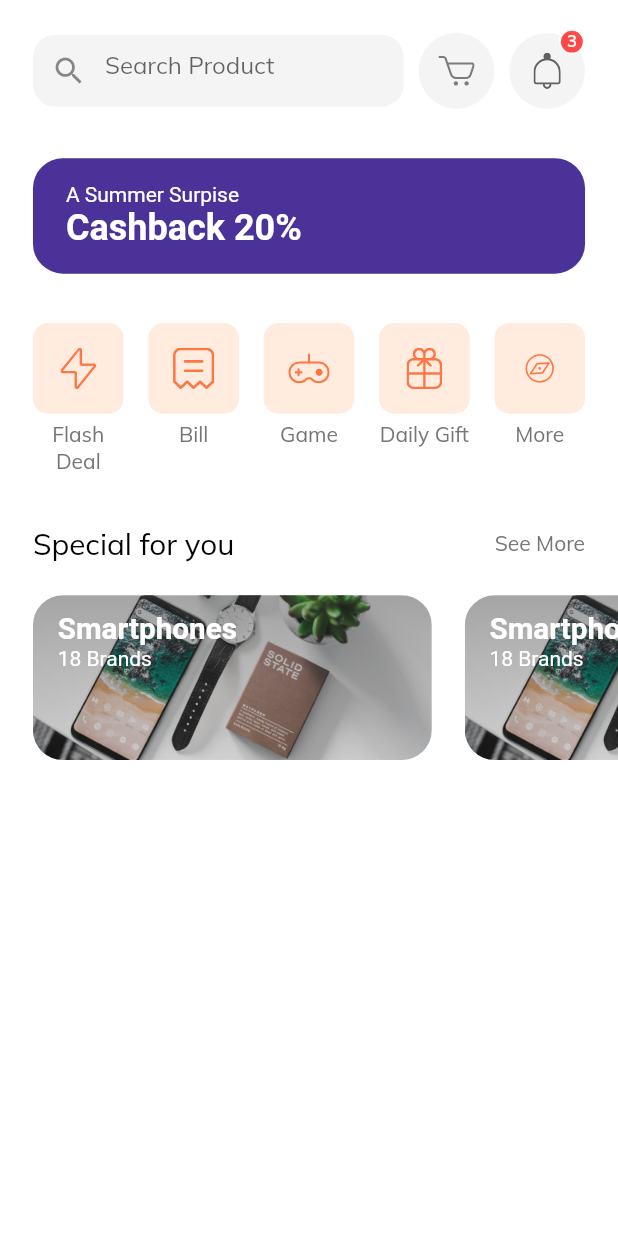
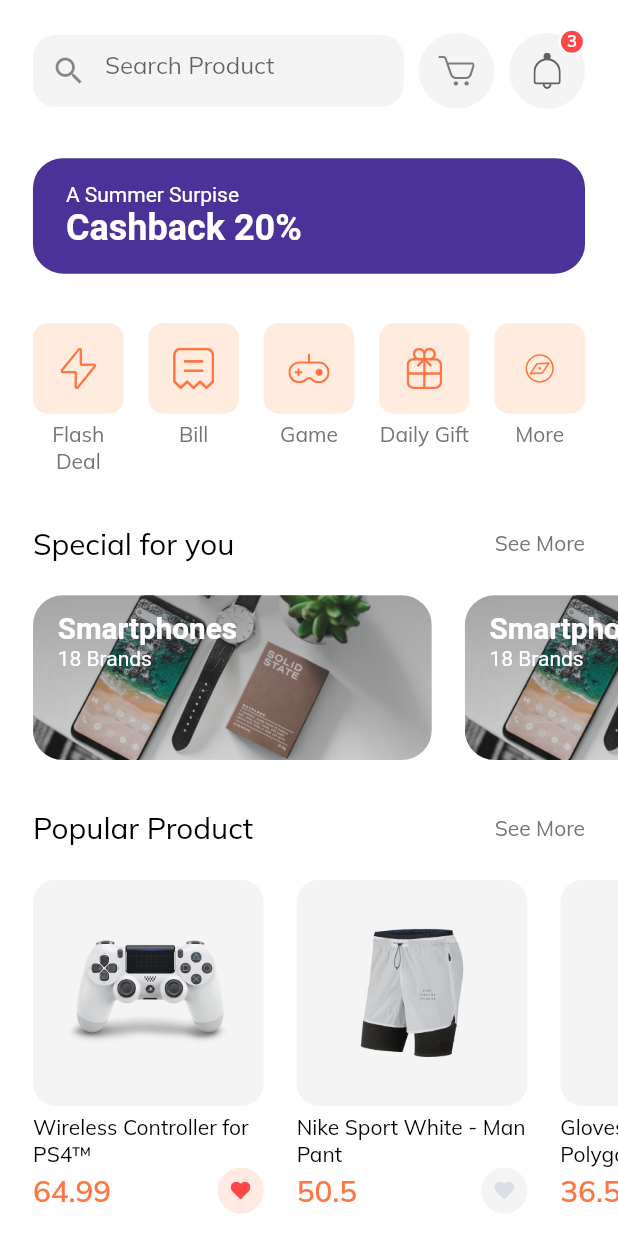
Before and after one commit to hutomosaktikartiko/Shop-App, a Flutter app: the HomeScreen screen opened by its route, on a phone screen of 412 x 824 dp. Run offline on Flutter 3.47's test engine with Material 2 defaults, Android fonts, the phone set to English and light mode, and no system bars; our stand-ins replace flutter_svg.

Commit message:
Popular Product

```diff
--- /dev/null
+++ b/lib/components/product_card.dart
@@ -0,0 +1,82 @@
+import 'package:flutter/material.dart';
+import 'package:flutter_svg/flutter_svg.dart';
+import 'package:shop_app/constans.dart';
+import 'package:shop_app/models/Product.dart';
+import 'package:shop_app/size_config.dart';
+
+class ProductCard extends StatelessWidget {
+  const ProductCard({
+    Key key,
+    this.width = 140,
+    this.aspectRatio = 1.02,
+    @required this.product,
+  }) : super(key: key);
+
+  final double width, aspectRatio;
+  final Product product;
+
+  @override
+  Widget build(BuildContext context) {
+    return Padding(
+      padding: EdgeInsets.only(left: getProportionateScreenWidth(20)),
+      child: SizedBox(
+        width: getProportionateScreenWidth(width),
+        child: Column(
+          children: [
+            AspectRatio(
+              aspectRatio: aspectRatio,
+              child: Container(
+                padding: EdgeInsets.all(getProportionateScreenWidth(20)),
+                decoration: BoxDecoration(
+                    color: kSecondaryColor.withOpacity(0.1),
+                    borderRadius: BorderRadius.circular(15)),
+                child: Image.asset(product.images[0]),
+              ),
+            ),
+            const SizedBox(
+              height: 5,
+            ),
+            Text(
+              product.title,
+              style: TextStyle(
+                color: Colors.black,
+              ),
+              maxLines: 2,
+            ),
+            Row(
+              mainAxisAlignment: MainAxisAlignment.spaceBetween,
+              children: [
+                Text(
+                  "${product.price}",
+                  style: TextStyle(
+                      fontSize: getProportionateScreenWidth(18),
+                      fontWeight: FontWeight.w600,
+                      color: kPrimaryColor),
+                ),
+                InkWell(
+                  borderRadius: BorderRadius.circular(30),
+                  child: Container(
+                    padding: EdgeInsets.all(getProportionateScreenWidth(8)),
+                    width: getProportionateScreenWidth(28),
+                    height: getProportionateScreenWidth(28),
+                    decoration: BoxDecoration(
+                        color: (product.isFavourite)
+                            ? kPrimaryColor.withOpacity(0.15)
+                            : kSecondaryColor.withOpacity(0.1),
+                        shape: BoxShape.circle),
+                    child: SvgPicture.asset(
+                      "assets/icons/Heart Icon_2.svg",
+                      color: (product.isFavourite)
+                          ? Color(0xFFFF4848)
+                          : Color(0xFFDBDEE4),
+                    ),
+                  ),
+                )
+              ],
+            )
+          ],
+        ),
+      ),
+    );
+  }
+}
--- /dev/null
+++ b/lib/models/Product.dart
@@ -0,0 +1,102 @@
+import 'package:flutter/material.dart';
+
+class Product {
+  final String title, description;
+  final int id;
+  final List<String> images;
+  final List<Color> colors;
+  final double rating, price;
+  final bool isFavourite, isPopular;
+
+  Product(
+      {this.rating = 0.0,
+      this.isFavourite = false,
+      this.isPopular = false,
+      @required this.images,
+      @required this.id,
+      @required this.colors,
+      @required this.title,
+      @required this.price,
+      @required this.description});
+}
+
+// Our demo Products
+
+List<Product> demoProducts = [
+  Product(
+    id: 1,
+    images: [
+      "assets/images/ps4_console_white_1.png",
+      "assets/images/ps4_console_white_2.png",
+      "assets/images/ps4_console_white_3.png",
+      "assets/images/ps4_console_white_4.png",
+    ],
+    colors: [
+      Color(0xFFF6625E),
+      Color(0xFF836DB8),
+      Color(0xFFDECB9C),
+      Colors.white,
+    ],
+    title: "Wireless Controller for PS4™",
+    price: 64.99,
+    description: description,
+    rating: 4.8,
+    isFavourite: true,
+    isPopular: true,
+  ),
+  Product(
+    id: 2,
+    images: [
+      "assets/images/Image Popular Product 2.png",
+    ],
+    colors: [
+      Color(0xFFF6625E),
+      Color(0xFF836DB8),
+      Color(0xFFDECB9C),
+      Colors.white,
+    ],
+    title: "Nike Sport White - Man Pant",
+    price: 50.5,
+    description: description,
+    rating: 4.1,
+    isPopular: true,
+  ),
+  Product(
+    id: 3,
+    images: [
+      "assets/images/glap.png",
+    ],
+    colors: [
+      Color(0xFFF6625E),
+      Color(0xFF836DB8),
+      Color(0xFFDECB9C),
+      Colors.white,
+    ],
+    title: "Gloves XC Omega - Polygon",
+    price: 36.55,
+    description: description,
+    rating: 4.1,
+    isFavourite: true,
+    isPopular: true,
+  ),
+  Product(
+    id: 4,
+    images: [
+      "assets/images/wireless headset.png",
+    ],
+    colors: [
+      Color(0xFFF6625E),
+      Color(0xFF836DB8),
+      Color(0xFFDECB9C),
+      Colors.white,
+    ],
+    title: "Logitech Head",
+    price: 20.20,
+    description: description,
+    rating: 4.1,
+    isFavourite: true,
+  ),
+];
+
+const String description =
+    "Wireless Controller for PS4™ gives you what you want in your gaming from over precision control your games to sharing …";
--- a/lib/screens/home/components/body.dart
+++ b/lib/screens/home/components/body.dart
@@ -1,6 +1,11 @@
 import 'package:flutter/material.dart';
 import 'package:flutter_svg/flutter_svg.dart';
+import 'package:shop_app/components/product_card.dart';
+import 'package:shop_app/constans.dart';
+import 'package:shop_app/models/Product.dart';
 import 'package:shop_app/screens/home/components/categories.dart';
+import 'package:shop_app/screens/home/components/popular_product.dart';
+import 'package:shop_app/screens/home/components/section_title.dart';
 import 'package:shop_app/screens/home/components/special_offers.dart';
 import 'package:shop_app/size_config.dart';
 import 'package:shop_app/screens/home/components/home_header.dart';
@@ -28,7 +33,14 @@ class Body extends StatelessWidget {
             SizedBox(
               height: getProportionateScreenWidth(30),
             ),
-            SpecialOffers()
+            SpecialOffers(),
+            SizedBox(
+              height: getProportionateScreenWidth(30),
+            ),
+            PopularPorduct(),
+            SizedBox(
+              height: getProportionateScreenWidth(30),
+            ),
           ],
         ),
       ),
--- /dev/null
+++ b/lib/screens/home/components/popular_product.dart
@@ -0,0 +1,35 @@
+import 'package:flutter/material.dart';
+import 'package:shop_app/components/product_card.dart';
+import 'package:shop_app/models/Product.dart';
+import 'package:shop_app/screens/home/components/section_title.dart';
+import 'package:shop_app/size_config.dart';
+
+class PopularPorduct extends StatelessWidget {
+  const PopularPorduct({
+    Key key,
+  }) : super(key: key);
+
+  @override
+  Widget build(BuildContext context) {
+    return Column(
+      children: [
+        SectionTitle(text: "Popular Product", press: () {}),
+        SizedBox(
+          height: getProportionateScreenWidth(20),
+        ),
+        SingleChildScrollView(
+          scrollDirection: Axis.horizontal,
+          child: Row(
+            children: [
+              ...List.generate(demoProducts.length,
+                  (index) => ProductCard(product: demoProducts[index])),
+              SizedBox(
+                width: getProportionateScreenWidth(20),
+              ),
+            ],
+          ),
+        ),
+      ],
+    );
+  }
+}
--- a/lib/screens/home/components/section_title.dart
+++ b/lib/screens/home/components/section_title.dart
@@ -1,8 +1,8 @@
 import 'package:flutter/material.dart';
 import 'package:shop_app/size_config.dart';
 
-class SectionTiitle extends StatelessWidget {
-  const SectionTiitle({
+class SectionTitle extends StatelessWidget {
+  const SectionTitle({
     Key key,
     @required this.text,
     @required this.press,
--- a/lib/screens/home/components/special_offers.dart
+++ b/lib/screens/home/components/special_offers.dart
@@ -11,7 +11,7 @@ class SpecialOffers extends StatelessWidget {
   Widget build(BuildContext context) {
     return Column(
       children: [
-        SectionTiitle(
+        SectionTitle(
           text: "Special for you",
           press: () {},
         ),
```
